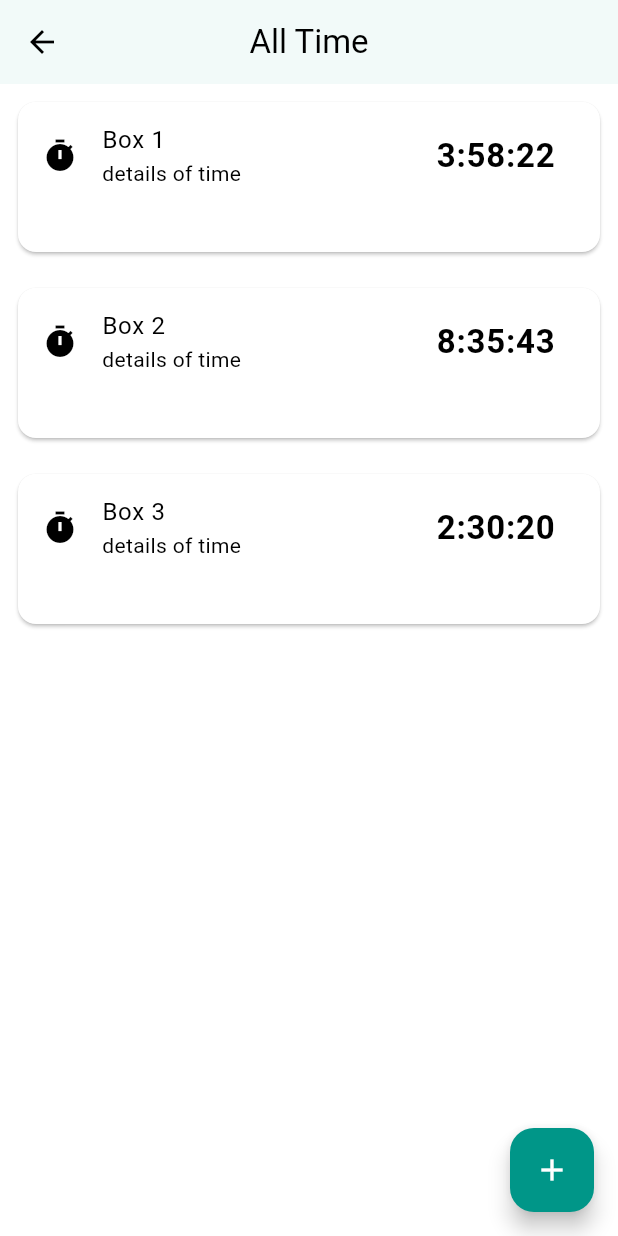
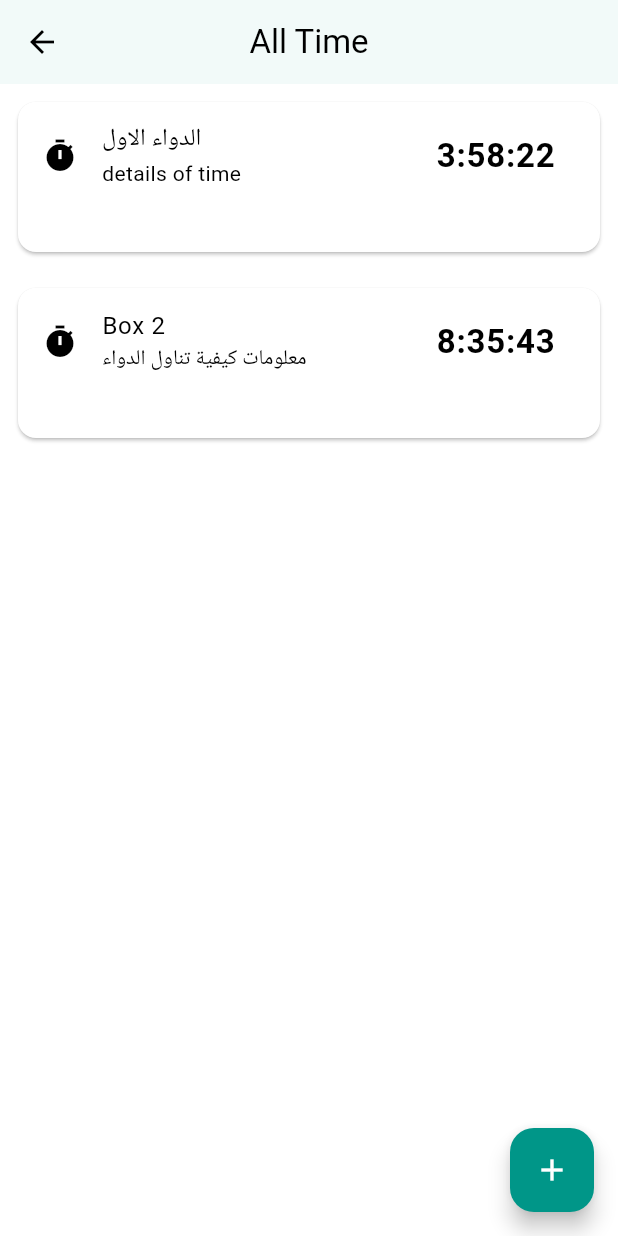
Before and after one commit to houssamaziez/app-soker, a Flutter app: the _ScreenListTimeStateful screen opened directly with empty values, on a phone screen of 412 x 824 dp. Run offline on Flutter 3.47's test engine with Material 3 defaults, Android fonts, the phone set to English and light mode, and no system bars; our stand-ins replace animated_bottom_navigation_bar, fl_chart, get, get_storage, shared_preferences; missing offline and left inert: day_night_time_picker, intro_screen_onboarding_flutter, qr_code_scanner; accounts and stored records are empty.

Commit message:
modified:   android/app/src/main/AndroidManifest.xml 	modified:   android/app/src/main/res/mipmap-hdpi/ic_launcher.png 	modified:   android/app/src/main/res/mipmap-mdpi/ic_launcher.png 	modified:   android/app/src/main/res/mipmap-xhdpi/ic_launcher.png 	modified:   android/app/src/main/res/mipmap-xxhdpi/ic_launcher.png 	modified:   android/app/src/main/res/mipmap-xxxhdpi/ic_launcher.png 	modified:   lib/App/Model/box.dart 	modified:   lib/App/Service/Text Service/detectlang.dart 	modified:   lib/App/View/Home/Box/addtime.dart 	modified:   lib/App/View/Home/Box/screenbox.dart 	modified:   lib/App/View/Home/Profile/profileScreen.dart 	modified:   lib/App/View/Home/screenListTime.dart

```diff
--- a/lib/App/Model/box.dart
+++ b/lib/App/Model/box.dart
@@ -20,52 +20,42 @@ class Changestate {
 
 List<Box> listbox1 = [
   Box(
-    title: 'Box 1',
-    details: 'details of time',
+    title: 'الدواء الاول',
+    details: 'معلومات كيفية تناول الدواء',
     time: Time(hour: 1, minute: 45, second: 20),
   ),
   Box(
-    title: 'Box 2',
-    details: 'details of time',
+    title: 'الدواء الثاني',
+    details: 'معلومات كيفية تناول الدواء',
     time: Time(hour: 5, minute: 25, second: 20),
   ),
   Box(
-    title: 'Box 3',
-    details: 'details of time',
+    title: 'الدواء الثالث',
+    details: 'معلومات كيفية تناول الدواء',
     time: Time(hour: 7, minute: 30, second: 20),
   ),
 ];
 List<Box> listbox2 = [
   Box(
-    title: 'Box 1',
-    details: 'details of time',
+    title: 'الدواء الاول',
+    details: 'معلومات كيفية تناول الدواء',
     time: Time(hour: 11, minute: 30, second: 20),
   ),
   Box(
-    title: 'Box 2',
-    details: 'details of time',
+    title: 'الدواء الثاني',
+    details: 'معلومات كيفية تناول الدواء',
     time: Time(hour: 10, minute: 33, second: 40),
-  ),
-  Box(
-    title: 'Box 3',
-    details: 'details of time',
-    time: Time(hour: 12, minute: 44, second: 12),
   ),
 ];
 List<Box> listbox3 = [
   Box(
-    title: 'Box 1',
+    title: 'الدواء الاول',
     details: 'details of time',
     time: Time(hour: 3, minute: 58, second: 22),
   ),
   Box(
     title: 'Box 2',
-    details: 'details of time',
+    details: 'معلومات كيفية تناول الدواء',
     time: Time(hour: 8, minute: 35, second: 43),
   ),
-  Box(
-    title: 'Box 3',
-    details: 'details of time',
-    time: Time(hour: 2, minute: 30, second: 20),
-  ),
 ];
--- a/lib/App/View/Home/Box/screenbox.dart
+++ b/lib/App/View/Home/Box/screenbox.dart
@@ -1,5 +1,6 @@
 import 'package:day_night_time_picker/lib/state/time.dart';
 import 'package:flutter/material.dart';
+import 'package:tomlogin/App/Service/Text%20Service/detectlang.dart';
 import 'package:tomlogin/App/View/Home/screenListTime.dart';
 import 'package:tomlogin/App/util/Route/go.dart';
 import 'package:tomlogin/App/util/Time/temtext.dart';
```
Also changed, not shown: lib/App/Service/Text Service/detectlang.dart (+61 -0 lines), lib/App/View/Home/Box/addtime.dart (+3 -11 lines), lib/App/View/Home/Profile/profileScreen.dart (+30 -4 lines), lib/App/View/Home/screenListTime.dart (+19 -11 lines), 6 other files.
